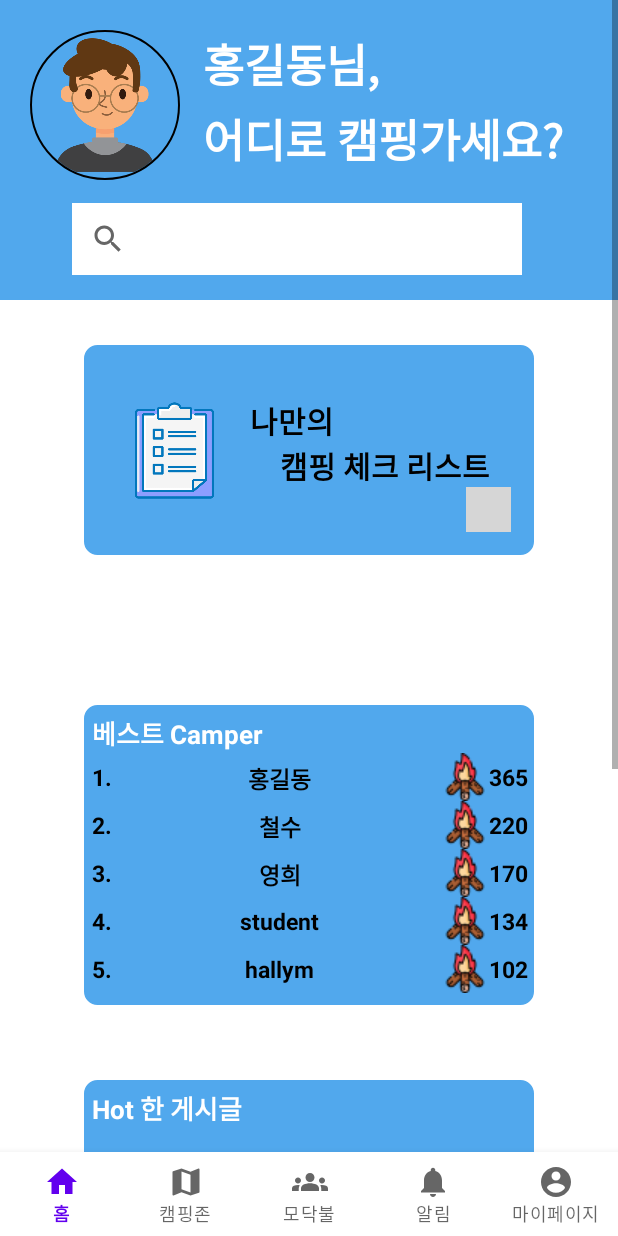
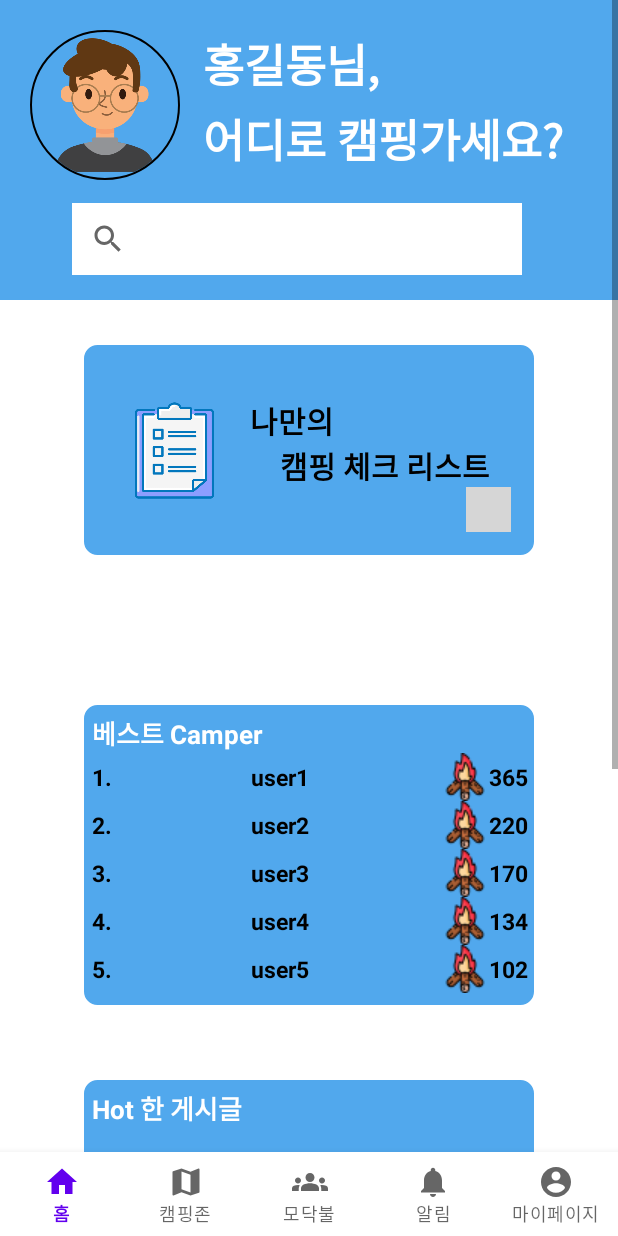
Before and after one commit to OhGyong/Campers-Android, an Android app: the HomeFragment screen opened directly, with no data from a screen before it, on a phone screen of 412 x 824 dp. Run offline under Robolectric (Android 15) with nearby library versions, the phone set to English and light mode, and no system bars; our stand-ins replace CircleImageView, navigation-ui; grey boxes are pictures that could not be loaded.

Commit message:
user 이름 변경

```diff
--- a/app/src/main/res/layout/fragment_home.xml
+++ b/app/src/main/res/layout/fragment_home.xml
@@ -170,14 +170,15 @@
                     android:id="@+id/textView7"
                     android:layout_width="wrap_content"
                     android:layout_height="wrap_content"
-                    android:text="홍길동"
+                    android:text="user1"
                     android:textColor="@color/black"
                     android:textSize="15dp"
                     android:textStyle="bold"
 
+                    app:layout_constraintBottom_toBottomOf="parent"
                     app:layout_constraintEnd_toStartOf="@+id/imageView3"
                     app:layout_constraintStart_toEndOf="@+id/textView6"
-                    app:layout_constraintTop_toTopOf="@+id/textView6" />
+                    app:layout_constraintTop_toTopOf="parent" />
 
                 <ImageView
                     android:id="@+id/imageView3"
@@ -228,7 +229,7 @@
                     android:id="@+id/textView10"
                     android:layout_width="wrap_content"
                     android:layout_height="wrap_content"
-                    android:text="철수"
+                    android:text="user2"
                     android:textColor="@color/black"
                     android:textSize="15dp"
                     android:textStyle="bold"
@@ -285,13 +286,14 @@
                     android:id="@+id/textView13"
                     android:layout_width="wrap_content"
                     android:layout_height="wrap_content"
-                    android:text="영희"
+                    android:text="user3"
                     android:textColor="@color/black"
                     android:textSize="15dp"
                     android:textStyle="bold"
+                    app:layout_constraintBottom_toBottomOf="parent"
                     app:layout_constraintEnd_toStartOf="@+id/imageView14"
                     app:layout_constraintStart_toEndOf="@+id/textView12"
-                    app:layout_constraintTop_toTopOf="@+id/textView12" />
+                    app:layout_constraintTop_toTopOf="parent" />
 
                 <ImageView
                     android:id="@+id/imageView14"
@@ -342,7 +344,7 @@
                     android:id="@+id/textView17"
                     android:layout_width="wrap_content"
                     android:layout_height="wrap_content"
-                    android:text="student"
+                    android:text="user4"
                     android:textColor="@color/black"
                     android:textSize="15dp"
                     android:textStyle="bold"
@@ -398,7 +400,7 @@
                     android:id="@+id/textView21"
                     android:layout_width="wrap_content"
                     android:layout_height="wrap_content"
-                    android:text="hallym"
+                    android:text="user5"
                     android:textColor="@color/black"
                     android:textSize="15dp"
                     android:textStyle="bold"
```
